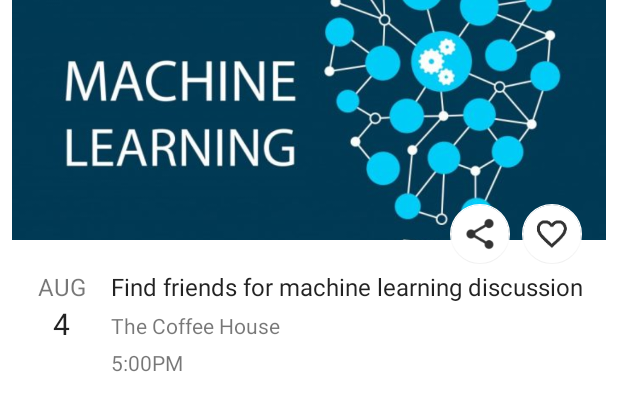
After one commit to ziggy192/Coffriend, an Android app: the layout card_eventbrite_home.xml on its own in the app's theme, with its tools: preview values and no code run, on a phone screen of 412 x 824 dp. The commit adds this screen. Shown: the top 411 px of the screen. Run offline under Robolectric (Android 15) with nearby library versions, the phone set to English and light mode, and no system bars.

Commit message:
Change UI HomeScreen & HistoryScreen & menu name

```diff
--- a/app/src/main/java/com/ziggy/coffriend/EventsFragment.java
+++ b/app/src/main/java/com/ziggy/coffriend/EventsFragment.java
@@ -4,6 +4,7 @@ import android.content.Context;
 import android.content.Intent;
 import android.net.Uri;
 import android.os.Bundle;
+import android.support.design.widget.FloatingActionButton;
 import android.support.v4.app.Fragment;
 import android.view.LayoutInflater;
 import android.view.View;
@@ -79,6 +80,7 @@ public class EventsFragment extends Fragment {
     }
 
 
+
     /**
      * This interface must be implemented by activities that contain this
      * fragment to allow an interaction in this fragment to be communicated
--- a/app/src/main/java/com/ziggy/coffriend/MenuBottomSheetDialogFragment.java
+++ b/app/src/main/java/com/ziggy/coffriend/MenuBottomSheetDialogFragment.java
@@ -32,8 +32,8 @@ public class MenuBottomSheetDialogFragment extends BottomSheetDialogFragment {
     private RecyclerView mRecyclerView;
 
     public static CustomMenuHolder[] menuItemHolders = new CustomMenuHolder[]{
-            new CustomMenuHolder("Events", R.drawable.ic_coffee, R.id.nav_events,true)
-            ,new CustomMenuHolder("Followings",R.drawable.ic_eye,R.id.nav_followings)
+            new CustomMenuHolder("Home", R.drawable.ic_coffee, R.id.nav_events,true)
+            ,new CustomMenuHolder("Favorite",R.drawable.ic_heart_solid,R.id.nav_followings)
             ,new CustomMenuHolder("History",R.drawable.ic_history,R.id.nav_history)
             ,new CustomMenuHolder("Settings",R.drawable.ic_wrench,R.id.nav_settings)
     };
--- /dev/null
+++ b/app/src/main/res/drawable/ic_heart_solid.xml
@@ -0,0 +1,5 @@
+<vector android:alpha="0.52" android:height="24dp"
+    android:viewportHeight="512" android:viewportWidth="512"
+    android:width="24dp" xmlns:android="http://schemas.android.com/apk/res/android">
+    <path android:fillColor="#000000" android:pathData="M462.3,62.6C407.5,15.9 326,24.3 275.7,76.2L256,96.5l-19.7,-20.3C186.1,24.3 104.5,15.9 49.7,62.6c-62.8,53.6 -66.1,149.8 -9.9,207.9l193.5,199.8c12.5,12.9 32.8,12.9 45.3,0l193.5,-199.8c56.3,-58.1 53,-154.3 -9.8,-207.9z"/>
+</vector>
--- a/app/src/main/res/layout/activity_events_content.xml
+++ b/app/src/main/res/layout/activity_events_content.xml
@@ -17,7 +17,7 @@
 
             <include
                 android:id="@+id/cardEventHostStatus"
-                layout="@layout/card_event_host_item"
+                layout="@layout/card_eventbrite_home"
 
                 android:layout_width="match_parent"
                 android:layout_height="wrap_content"
@@ -28,14 +28,14 @@
 
             <include
                 android:id="@+id/cardEventHostStatus2"
-                layout="@layout/card_event_host_item"
+                layout="@layout/card_eventbrite_home"
                 android:layout_width="match_parent"
                 android:layout_height="wrap_content"
                 android:layout_below="@id/cardEventHostStatus"
                 android:layout_margin="8dp" />
 
             <include
-                layout="@layout/card_event_host_item"
+                layout="@layout/card_eventbrite_home"
                 android:layout_width="match_parent"
                 android:layout_height="wrap_content"
 
--- /dev/null
+++ b/app/src/main/res/layout/card_eventbrite_home.xml
@@ -0,0 +1,112 @@
+<?xml version="1.0" encoding="utf-8"?>
+<android.support.constraint.ConstraintLayout xmlns:android="http://schemas.android.com/apk/res/android"
+    xmlns:app="http://schemas.android.com/apk/res-auto"
+    android:layout_width="match_parent"
+    android:layout_height="wrap_content"
+    android:paddingBottom="16dp"
+    android:paddingLeft="8dp"
+    android:paddingRight="8dp">
+
+
+    <ImageView
+        android:id="@+id/imvEvent"
+        android:layout_width="match_parent"
+        android:layout_height="160dp"
+        android:src="@drawable/bg_ml"
+        android:scaleType="centerCrop"
+        android:onClick="gotoHostDetail"
+
+        app:layout_constraintLeft_toLeftOf="parent"
+        app:layout_constraintTop_toTopOf="parent" />
+    <android.support.design.widget.FloatingActionButton
+        android:id="@+id/btnFavorite"
+        app:layout_constraintRight_toRightOf="parent"
+        app:layout_constraintTop_toTopOf="@id/imvEvent"
+        android:layout_marginTop="136dp"
+        android:layout_marginRight="16dp"
+        app:backgroundTint="@color/white"
+        app:elevation="2dp"
+        app:fabSize="mini"
+        android:src="@drawable/ic_menu_unfavorite"
+        android:onClick="clickToFavorite"
+        android:layout_width="wrap_content"
+        android:layout_height="wrap_content" />
+    <android.support.design.widget.FloatingActionButton
+        android:id="@+id/btnShare"
+        app:layout_constraintRight_toLeftOf="@id/btnFavorite"
+        app:layout_constraintTop_toTopOf="@id/btnFavorite"
+        android:layout_marginRight="8dp"
+        app:backgroundTint="@color/white"
+        app:elevation="2dp"
+        app:fabSize="mini"
+        android:onClick="clickToShare"
+        android:src="@drawable/ic_menu_share"
+        android:layout_width="wrap_content"
+        android:layout_height="wrap_content" />
+    <android.support.constraint.ConstraintLayout
+        android:layout_width="match_parent"
+        android:layout_height="wrap_content"
+        android:layout_marginTop="20dp"
+        android:onClick="gotoHostDetail"
+
+        app:layout_constraintTop_toBottomOf="@id/imvEvent">
+
+        <TextView
+            android:id="@+id/tvEventName"
+            app:layout_constraintLeft_toLeftOf="parent"
+            android:text="Find friends for machine learning discussion"
+            android:layout_marginStart="66dp"
+            android:layout_width="match_parent"
+            android:layout_height="wrap_content"
+            android:ellipsize="end"
+            android:maxLines="2" />
+
+
+        <TextView
+            android:id="@+id/tvMonth"
+            android:layout_width="wrap_content"
+            android:layout_height="wrap_content"
+            app:layout_constraintLeft_toLeftOf="parent"
+            app:layout_constraintTop_toTopOf="parent"
+            app:layout_constraintRight_toLeftOf="@id/tvEventName"
+            android:text="Aug"
+            android:textColor="@color/colorTextSecondary"
+            android:textAllCaps="true" />
+        <TextView
+            android:id="@+id/tvDateOfMonth"
+            app:layout_constraintTop_toBottomOf="@id/tvMonth"
+            app:layout_constraintLeft_toLeftOf="parent"
+            app:layout_constraintRight_toLeftOf="@id/tvEventName"
+            android:text="4"
+            android:textSize="20sp"
+            android:layout_width="wrap_content"
+            android:layout_height="wrap_content" />
+
+        <TextView
+
+            android:id="@+id/tvLocation"
+            app:layout_constraintTop_toBottomOf="@id/tvEventName"
+            app:layout_constraintLeft_toLeftOf="@id/tvEventName"
+            android:layout_marginTop="5dp"
+            android:text="The Coffee House"
+            android:lines="1"
+            android:textSize="14sp"
+            android:textColor="@color/colorTextSecondary"
+            android:layout_width="wrap_content"
+            android:layout_height="wrap_content" />
+        <TextView
+            android:id="@+id/tvTime"
+            app:layout_constraintTop_toBottomOf="@id/tvLocation"
+            app:layout_constraintLeft_toLeftOf="@id/tvEventName"
+            android:layout_marginTop="5dp"
+            android:text="5:00PM"
+            android:lines="1"
+            android:textSize="14sp"
+            android:textColor="@color/colorTextSecondary"
+            android:layout_width="wrap_content"
+            android:layout_height="wrap_content" />
+
+    </android.support.constraint.ConstraintLayout>
+
+
+</android.support.constraint.ConstraintLayout>
```
Also changed, not shown: app/src/main/java/com/ziggy/coffriend/AppBaseActivity.java (+10 -0 lines), app/src/main/java/com/ziggy/coffriend/HistoryListFragment.java (+75 -15 lines), app/src/main/java/com/ziggy/coffriend/HostDetailActivity.java (+15 -15 lines), app/src/main/res/layout/activity_history_list.xml (+65 -16 lines), app/src/main/res/layout/item_eventbrite_small.xml (added, +58 -0 lines).
